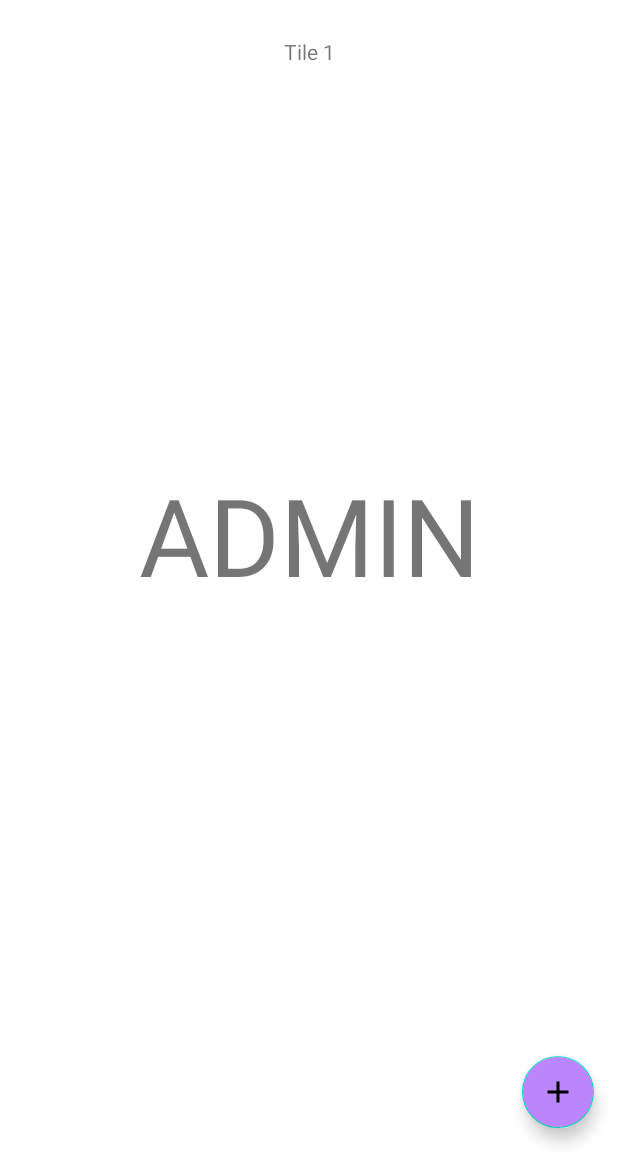
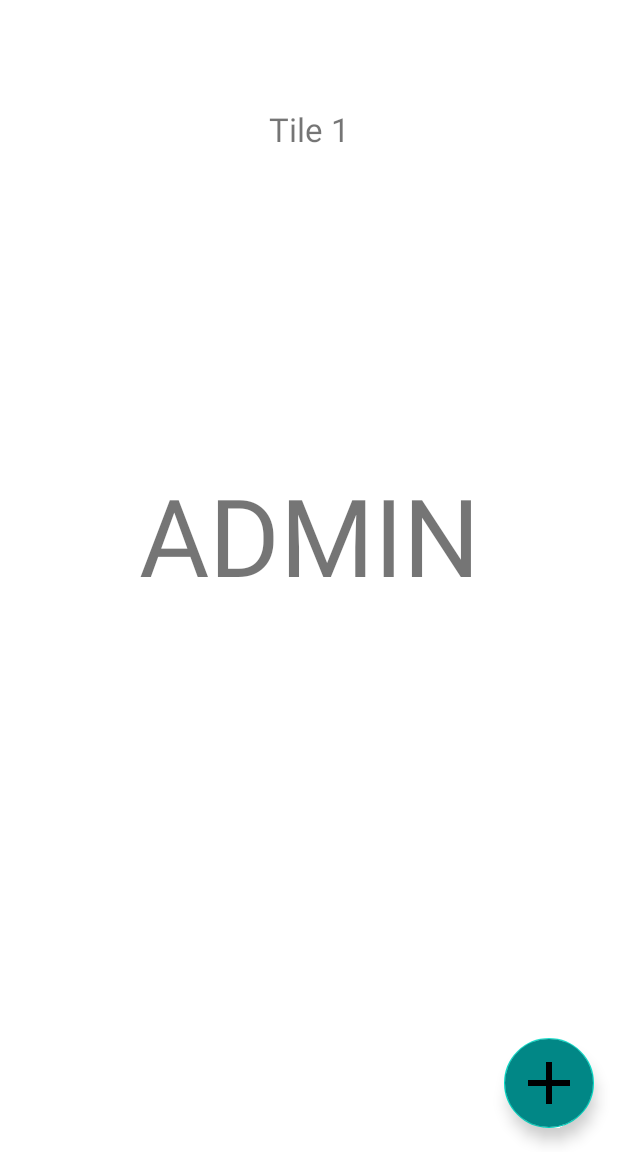
Before and after one commit to khodchenko/FitProject, an Android app: the screen it shows after launch (MainActivity), after a tap on an icon or button, on a phone screen of 412 x 824 dp, the part 84-1236 px from its top. Run offline under Robolectric (Android 15) with nearby library versions, the phone set to English and light mode, and no system bars; 4 statements that could not run were skipped.

Commit message:
Some ui improvements

```diff
--- a/app/src/main/java/com/example/fitproject/MainActivity.kt
+++ b/app/src/main/java/com/example/fitproject/MainActivity.kt
@@ -9,6 +9,7 @@ import androidx.drawerlayout.widget.DrawerLayout
 import androidx.core.view.GravityCompat
 
 import androidx.appcompat.app.ActionBarDrawerToggle
+import androidx.core.view.isVisible
 
 import androidx.fragment.app.Fragment
 import androidx.fragment.app.FragmentManager
@@ -39,7 +40,7 @@ class MainActivity : AppCompatActivity() {
         val drawerToggle = setupDrawerToggle()
 
         setupDrawerContent(navigationViewDrawer)
-
+        navigationViewDrawer.isVisible = false
         // Setup toggle to display hamburger icon with nice animation
         drawerToggle?.isDrawerIndicatorEnabled = true;
         drawerToggle?.syncState()
@@ -47,6 +48,10 @@ class MainActivity : AppCompatActivity() {
 
     }
 
+    override fun onResume() {
+        super.onResume()
+        navigationViewDrawer.isVisible = true
+    }
     override fun onOptionsItemSelected(item: MenuItem): Boolean {
         // The action bar home/up action should open or close the drawer.
         when (item.itemId) {
@@ -65,15 +70,14 @@ class MainActivity : AppCompatActivity() {
         }
     }
 
-    fun selectDrawerItem(menuItem: MenuItem) {
+    private fun selectDrawerItem(menuItem: MenuItem) {
         // Create a new fragment and specify the fragment to show based on nav item clicked
         var fragment: Fragment? = null
-        val fragmentClass: Class<*>
-        fragmentClass = when (menuItem.itemId) {
+        val fragmentClass: Class<*> = when (menuItem.itemId) {
             R.id.nav_first_fragment -> MainFragment::class.java
             R.id.nav_second_fragment -> ProgramsFragment::class.java
-            R.id.nav_third_fragment -> ProgramsFragment::class.java
-            R.id.nav_four_fragment -> MeasurementsFragment::class.java
+            R.id.nav_third_fragment -> MeasurementsFragment::class.java
+            R.id.nav_four_fragment -> ProgramsFragment::class.java
             else -> MainFragment::class.java
         }
         try {
--- a/app/src/main/java/com/example/fitproject/screens/MainFragment.kt
+++ b/app/src/main/java/com/example/fitproject/screens/MainFragment.kt
@@ -17,6 +17,7 @@ import com.example.fitproject.NewExerciseFragment
 import com.example.fitproject.R
 import com.example.fitproject.adapters.ViewPagerAdapter
 import com.example.fitproject.databinding.FragmentMainBinding
+
 
 import com.google.android.material.floatingactionbutton.FloatingActionButton
 import com.google.android.material.navigation.NavigationView
@@ -129,43 +130,39 @@ class MainFragment : Fragment(R.layout.fragment_main) {
     //todo make it shorter
     private fun setVisibility(fabClicked: Boolean) {
         if (!fabClicked) {
-            view?.findViewById<FloatingActionButton>(R.id.fab_addNewExercise)?.visibility =
-                View.VISIBLE
-            view?.findViewById<FloatingActionButton>(R.id.fab_second)?.visibility = View.VISIBLE
-            view?.findViewById<FloatingActionButton>(R.id.fab_third)?.visibility = View.VISIBLE
-            view?.findViewById<TextView>(R.id.textView)?.visibility = View.VISIBLE
-            view?.findViewById<TextView>(R.id.textView2)?.visibility = View.VISIBLE
-            view?.findViewById<TextView>(R.id.textView3)?.visibility = View.VISIBLE
+            binding!!.fabAddNewExercise.visibility = View.VISIBLE
+            binding!!.fabSecond.visibility = View.VISIBLE
+            binding!!.fabThird.visibility = View.VISIBLE
+            binding!!.textView.visibility = View.VISIBLE
+            binding!!.textView2.visibility = View.VISIBLE
+            binding!!.textView3.visibility = View.VISIBLE
         } else {
-            view?.findViewById<FloatingActionButton>(R.id.fab_addNewExercise)?.visibility =
-                View.INVISIBLE
-            view?.findViewById<FloatingActionButton>(R.id.fab_second)?.visibility = View.INVISIBLE
-            view?.findViewById<FloatingActionButton>(R.id.fab_third)?.visibility = View.INVISIBLE
-            view?.findViewById<TextView>(R.id.textView)?.visibility = View.INVISIBLE
-            view?.findViewById<TextView>(R.id.textView2)?.visibility = View.INVISIBLE
-            view?.findViewById<TextView>(R.id.textView3)?.visibility = View.INVISIBLE
+            binding!!.fabAddNewExercise.visibility = View.INVISIBLE
+            binding!!.fabSecond.visibility = View.INVISIBLE
+            binding!!.fabThird.visibility = View.INVISIBLE
+            binding!!.textView.visibility = View.INVISIBLE
+            binding!!.textView2.visibility = View.INVISIBLE
+            binding!!.textView3.visibility = View.INVISIBLE
         }
     }
 
     private fun setAnimation(fabClicked: Boolean) {
         if (!fabClicked) {
-            view?.findViewById<FloatingActionButton>(R.id.fab_addNewExercise)
-                ?.startAnimation(fromBottom)
-            view?.findViewById<FloatingActionButton>(R.id.fab_second)?.startAnimation(fromBottom)
-            view?.findViewById<FloatingActionButton>(R.id.fab_third)?.startAnimation(fromBottom)
-            view?.findViewById<TextView>(R.id.textView)?.startAnimation(fromBottom)
-            view?.findViewById<TextView>(R.id.textView2)?.startAnimation(fromBottom)
-            view?.findViewById<TextView>(R.id.textView3)?.startAnimation(fromBottom)
-            view?.findViewById<FloatingActionButton>(R.id.fab_main)?.startAnimation(rotateOpen)
+            binding!!.fabAddNewExercise.startAnimation(fromBottom)
+            binding!!.fabSecond.startAnimation(fromBottom)
+            binding!!.fabThird.startAnimation(fromBottom)
+            binding!!.textView.startAnimation(fromBottom)
+            binding!!.textView2.startAnimation(fromBottom)
+            binding!!.textView3.startAnimation(fromBottom)
+            binding!!.fabMain.startAnimation(rotateOpen)
         } else {
-            view?.findViewById<FloatingActionButton>(R.id.fab_addNewExercise)
-                ?.startAnimation(toBottom)
-            view?.findViewById<FloatingActionButton>(R.id.fab_second)?.startAnimation(toBottom)
-            view?.findViewById<FloatingActionButton>(R.id.fab_third)?.startAnimation(toBottom)
-            view?.findViewById<TextView>(R.id.textView)?.startAnimation(toBottom)
-            view?.findViewById<TextView>(R.id.textView2)?.startAnimation(toBottom)
-            view?.findViewById<TextView>(R.id.textView3)?.startAnimation(toBottom)
-            view?.findViewById<FloatingActionButton>(R.id.fab_main)?.startAnimation(rotateClose)
+            binding!!.fabAddNewExercise.startAnimation(toBottom)
+            binding!!.fabSecond.startAnimation(toBottom)
+            binding!!.fabThird.startAnimation(toBottom)
+            binding!!.textView.startAnimation(toBottom)
+            binding!!.textView2.startAnimation(toBottom)
+            binding!!.textView3.startAnimation(toBottom)
+            binding!!.fabMain.startAnimation(rotateClose)
         }
     }
 
--- a/app/src/main/res/drawable/ic_add.xml
+++ b/app/src/main/res/drawable/ic_add.xml
@@ -1,5 +1,10 @@
-<vector android:height="24dp" android:tint="#FFFFFF"
-    android:viewportHeight="24" android:viewportWidth="24"
-    android:width="24dp" xmlns:android="http://schemas.android.com/apk/res/android">
-    <path android:fillColor="@android:color/white" android:pathData="M19,13h-6v6h-2v-6H5v-2h6V5h2v6h6v2z"/>
+<vector xmlns:android="http://schemas.android.com/apk/res/android"
+    android:width="40dp"
+    android:height="40dp"
+    android:tint="#FFFFFF"
+    android:viewportWidth="24"
+    android:viewportHeight="24">
+    <path
+        android:fillColor="@android:color/white"
+        android:pathData="M19,13h-6v6h-2v-6H5v-2h6V5h2v6h6v2z" />
 </vector>
--- /dev/null
+++ b/app/src/main/res/drawable/ic_note.xml
@@ -0,0 +1,5 @@
+<vector android:height="24dp" android:tint="#FFFFFF"
+    android:viewportHeight="24" android:viewportWidth="24"
+    android:width="24dp" xmlns:android="http://schemas.android.com/apk/res/android">
+    <path android:fillColor="@android:color/white" android:pathData="M19,3h-4.18C14.4,1.84 13.3,1 12,1S9.6,1.84 9.18,3H5C3.9,3 3,3.9 3,5v14c0,1.1 0.9,2 2,2h14c1.1,0 2,-0.9 2,-2V5C21,3.9 20.1,3 19,3zM12,2.75c0.41,0 0.75,0.34 0.75,0.75S12.41,4.25 12,4.25s-0.75,-0.34 -0.75,-0.75S11.59,2.75 12,2.75zM9.1,17H7v-2.14l5.96,-5.96l2.12,2.12L9.1,17zM16.85,9.27l-1.06,1.06l-2.12,-2.12l1.06,-1.06c0.2,-0.2 0.51,-0.2 0.71,0l1.41,1.41C17.05,8.76 17.05,9.07 16.85,9.27z"/>
+</vector>
--- a/app/src/main/res/layout/fragment_main.xml
+++ b/app/src/main/res/layout/fragment_main.xml
@@ -21,23 +21,29 @@
         android:id="@+id/textView2"
         android:layout_width="wrap_content"
         android:layout_height="wrap_content"
-        android:layout_marginEnd="16dp"
+        android:layout_marginEnd="8dp"
+        android:background="@android:drawable/editbox_background"
         android:text="From program"
+        android:textStyle="bold"
         android:visibility="invisible"
         app:layout_constraintBottom_toBottomOf="@+id/fab_second"
         app:layout_constraintEnd_toStartOf="@+id/fab_second"
-        app:layout_constraintTop_toTopOf="@+id/fab_second" />
+        app:layout_constraintTop_toTopOf="@+id/fab_second"
+        tools:visibility="visible" />
 
     <TextView
         android:id="@+id/textView3"
         android:layout_width="wrap_content"
         android:layout_height="wrap_content"
-        android:layout_marginEnd="16dp"
+        android:layout_marginEnd="8dp"
+        android:background="@android:drawable/editbox_background"
         android:text="From past"
+        android:textStyle="bold"
         android:visibility="invisible"
         app:layout_constraintBottom_toBottomOf="@+id/fab_third"
         app:layout_constraintEnd_toStartOf="@+id/fab_third"
-        app:layout_constraintTop_toTopOf="@+id/fab_third" />
+        app:layout_constraintTop_toTopOf="@+id/fab_third"
+        tools:visibility="visible" />
 
     <androidx.appcompat.widget.AppCompatTextView
         android:id="@+id/mainNameTextView"
@@ -56,13 +62,14 @@
         android:layout_width="wrap_content"
         android:layout_height="wrap_content"
         android:layout_margin="16dp"
-        android:backgroundTint="@color/purple_200"
+        android:backgroundTint="@color/teal_700"
         android:clickable="true"
         android:focusable="true"
-        android:tint="@color/white"
-        app:fabCustomSize="48dp"
+        android:tint="@android:color/white"
+        app:fabCustomSize="60dp"
         app:layout_constraintBottom_toBottomOf="parent"
         app:layout_constraintEnd_toEndOf="parent"
+        app:maxImageSize="48dp"
         app:srcCompat="@drawable/ic_add" />
 
     <com.google.android.material.floatingactionbutton.FloatingActionButton
@@ -72,11 +79,12 @@
         android:layout_margin="16dp"
         android:clickable="true"
         android:visibility="invisible"
-        app:fabCustomSize="40dp"
+        app:fabCustomSize="48dp"
         app:layout_constraintBottom_toTopOf="@+id/fab_main"
         app:layout_constraintEnd_toEndOf="@+id/fab_main"
         app:layout_constraintStart_toStartOf="@+id/fab_main"
-        app:srcCompat="@drawable/ic_one" />
+        app:srcCompat="@drawable/ic_one"
+        tools:visibility="visible" />
 
     <com.google.android.material.floatingactionbutton.FloatingActionButton
         android:id="@+id/fab_second"
@@ -86,11 +94,12 @@
         android:layout_marginBottom="16dp"
         android:clickable="true"
         android:visibility="invisible"
-        app:fabCustomSize="40dp"
+        app:fabCustomSize="48dp"
         app:layout_constraintBottom_toTopOf="@+id/fab_addNewExercise"
         app:layout_constraintEnd_toEndOf="@+id/fab_addNewExercise"
         app:layout_constraintStart_toStartOf="@+id/fab_addNewExercise"
-        app:srcCompat="@drawable/ic_two" />
+        app:srcCompat="@drawable/ic_two"
+        tools:visibility="visible" />
 
     <com.google.android.material.floatingactionbutton.FloatingActionButton
         android:id="@+id/fab_third"
@@ -99,23 +108,26 @@
         android:layout_margin="16dp"
         android:clickable="true"
         android:visibility="invisible"
-        app:fabCustomSize="40dp"
+        app:fabCustomSize="48dp"
         app:layout_constraintBottom_toTopOf="@+id/fab_second"
         app:layout_constraintEnd_toEndOf="@+id/fab_second"
         app:layout_constraintStart_toStartOf="@+id/fab_second"
-        app:srcCompat="@drawable/ic_calendar" />
+        app:srcCompat="@drawable/ic_calendar"
+        tools:visibility="visible" />
 
     <TextView
         android:id="@+id/textView"
         android:layout_width="wrap_content"
         android:layout_height="wrap_content"
-        android:layout_marginEnd="16dp"
+        android:layout_marginEnd="8dp"
+        android:background="@android:drawable/editbox_background"
         android:text="Add new"
+        android:textStyle="bold"
         android:visibility="invisible"
         app:layout_constraintBottom_toBottomOf="@+id/fab_addNewExercise"
         app:layout_constraintEnd_toStartOf="@+id/fab_addNewExercise"
-        app:layout_constraintTop_toTopOf="@+id/fab_addNewExercise" />
-
+        app:layout_constraintTop_toTopOf="@+id/fab_addNewExercise"
+        tools:visibility="visible" />
 
 
 </androidx.constraintlayout.widget.ConstraintLayout>
--- a/app/src/main/res/layout/item_page.xml
+++ b/app/src/main/res/layout/item_page.xml
@@ -10,9 +10,10 @@
         android:layout_width="wrap_content"
         android:layout_height="wrap_content"
         android:text="DD.MM.YYYY"
+        android:textSize="22sp"
         app:layout_constraintBottom_toBottomOf="parent"
         app:layout_constraintEnd_toEndOf="parent"
         app:layout_constraintStart_toStartOf="parent"
         app:layout_constraintTop_toTopOf="parent"
-        app:layout_constraintVertical_bias="0.100000024" />
+        app:layout_constraintVertical_bias="0.16000003" />
 </androidx.constraintlayout.widget.ConstraintLayout>
--- a/app/src/main/res/menu/drawer_view.xml
+++ b/app/src/main/res/menu/drawer_view.xml
@@ -9,15 +9,15 @@
         <item
             android:id="@+id/nav_second_fragment"
             android:icon="@drawable/ic_one"
-            android:title="FIRST" />
+            android:title="PROGRAMS" />
         <item
             android:id="@+id/nav_third_fragment"
             android:icon="@drawable/ic_two"
-            android:title="SECOND" />
+            android:title="MEASUREMENTS" />
         <item
             android:id="@+id/nav_four_fragment"
-            android:icon="@drawable/ic_three"
-            android:title="THIRD" />
+            android:icon="@drawable/ic_note"
+            android:title="NOTEBOOK" />
     </group>
 
     <item android:title="Sub items">
--- a/app/src/main/res/navigation/nav_graph_application.xml
+++ b/app/src/main/res/navigation/nav_graph_application.xml
@@ -25,7 +25,10 @@
             app:destination="@id/measurementsFragment" />
         <action
             android:id="@+id/action_mainFragment_to_newExerciseFragment"
-            app:destination="@id/newExerciseFragment" />
+            app:destination="@id/newExerciseFragment"
+            app:launchSingleTop="false"
+            app:popUpTo="@id/mainFragment"
+            app:popUpToInclusive="false" />
     </fragment>
 
     <!--Add popUpTo to deny back button-->
@@ -75,13 +78,5 @@
         android:id="@+id/newExerciseFragment"
         android:name="com.example.fitproject.NewExerciseFragment"
         android:label="fragment_new_exercise"
-        tools:layout="@layout/fragment_new_exercise" >
-        <action
-            android:id="@+id/action_newExerciseFragment_to_noticeDialogFragment"
-            app:destination="@id/noticeDialogFragment" />
-    </fragment>
-    <fragment
-        android:id="@+id/noticeDialogFragment"
-        android:name="com.example.fitproject.NoticeDialogFragment"
-        android:label="NoticeDialogFragment" />
+        tools:layout="@layout/fragment_new_exercise" />
 </navigation>
```
Also changed, not shown: app/src/main/java/com/example/fitproject/NewExerciseFragment.kt (+4 -3 lines), app/src/main/res/layout/nav_drawer_header.xml (+34 -9 lines).
